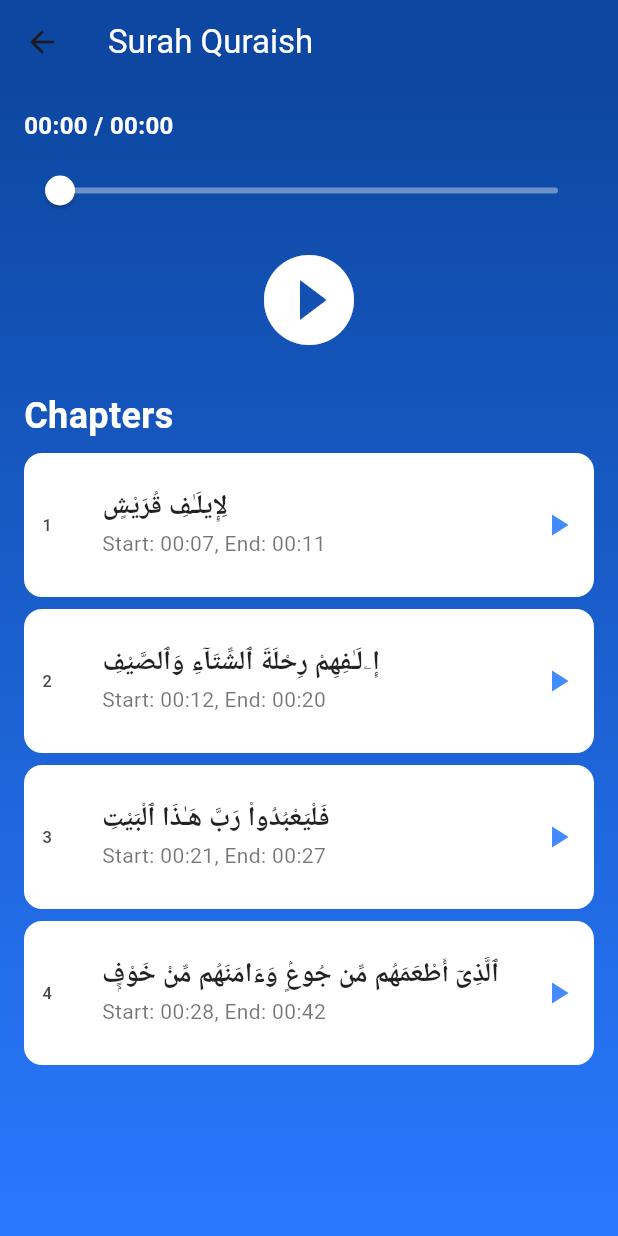
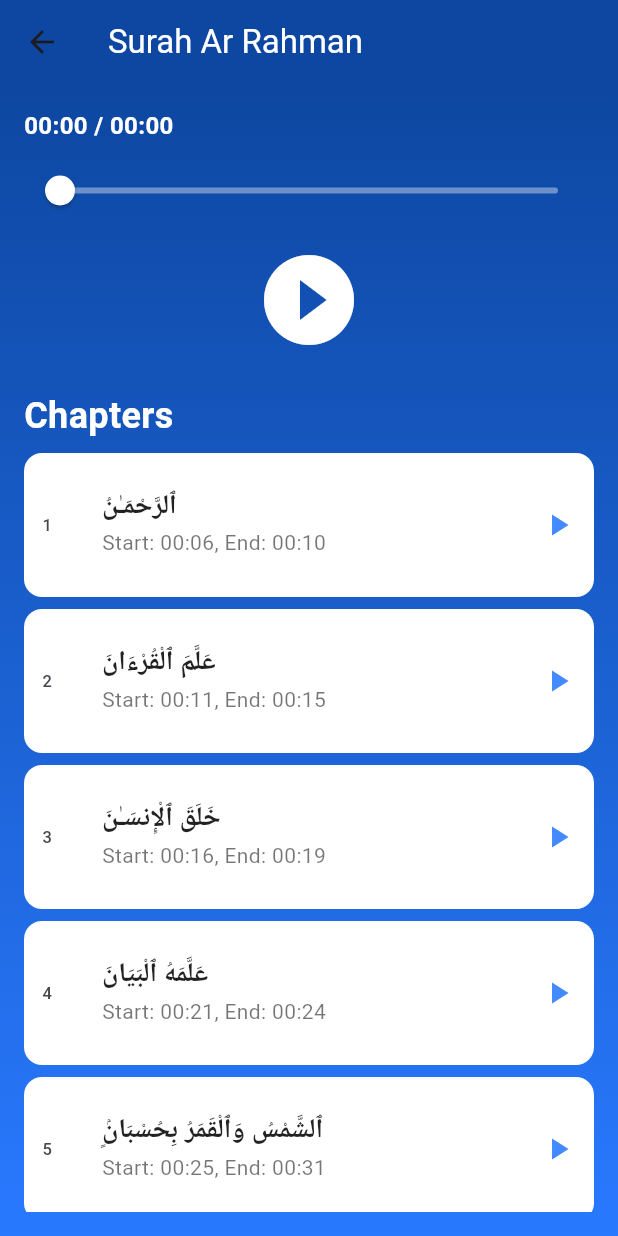
Before and after one commit to The-Black-Shadow/al_quran, a Flutter app: the screen it shows after launch, after a tap on an icon or button, on a phone screen of 412 x 824 dp. Run offline on Flutter 3.47's test engine with Material 3 defaults, Android fonts, the phone set to English and light mode, and no system bars; our stand-ins replace just_audio.

Commit message:
added surah ar rahman and 6 ayat

```diff
--- a/lib/modules/surah_list.dart
+++ b/lib/modules/surah_list.dart
@@ -1,6 +1,44 @@
 // lib/surah_list.dart
 
 const List<Map<String, dynamic>> surahList = [
+  //Surah Ar Rahman
+  {
+    "title": "Surah Ar Rahman",
+    "file": "assets/55_ar_rahman.mp3",
+    "chapters": [
+      {
+        "title": "ٱلرَّحْمَـٰنُ",
+        "start": Duration(seconds: 6),
+        "end": Duration(seconds: 10)
+      },
+      {
+        "title": "عَلَّمَ ٱلْقُرْءَانَ",
+        "start": Duration(seconds: 11),
+        "end": Duration(seconds: 15)
+      },
+      {
+        "title": "خَلَقَ ٱلْإِنسَـٰنَ",
+        "start": Duration(seconds: 16),
+        "end": Duration(seconds: 19)
+      },
+      {
+        "title": "عَلَّمَهُ ٱلْبَيَانَ",
+        "start": Duration(seconds: 21),
+        "end": Duration(seconds: 24)
+      },
+      {
+        "title": "ٱلشَّمْسُ وَٱلْقَمَرُ بِحُسْبَانٍۢ",
+        "start": Duration(seconds: 25),
+        "end": Duration(seconds: 31)
+      },
+      {
+        "title": "وَٱلنَّجْمُ وَٱلشَّجَرُ يَسْجُدَانِ",
+        "start": Duration(seconds: 32),
+        "end": Duration(seconds: 37)
+      },
+    ],
+  },
+  //Surah Quraish
   {
     "title": "Surah Quraish",
     "file": "assets/106_quraish.mp3",
--- a/pubspec.yaml
+++ b/pubspec.yaml
@@ -61,6 +61,7 @@ flutter:
   assets:
     - assets/surah_maun.mp3
     - assets/106_quraish.mp3
+    - assets/55_ar_rahman.mp3
 
   # An image asset can refer to one or more resolution-specific "variants", see
   # https://flutter.dev/to/resolution-aware-images
```
Also changed, not shown: 1 other file.
